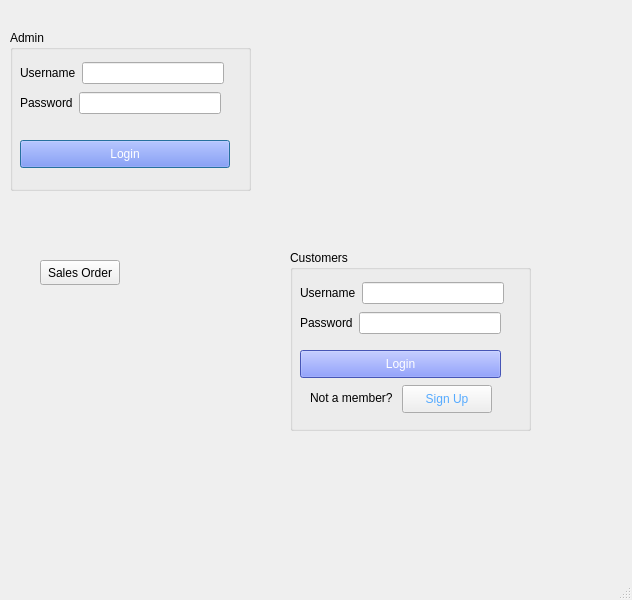
Old version of the form login.ui in the repository Aromakc/Retailhub.
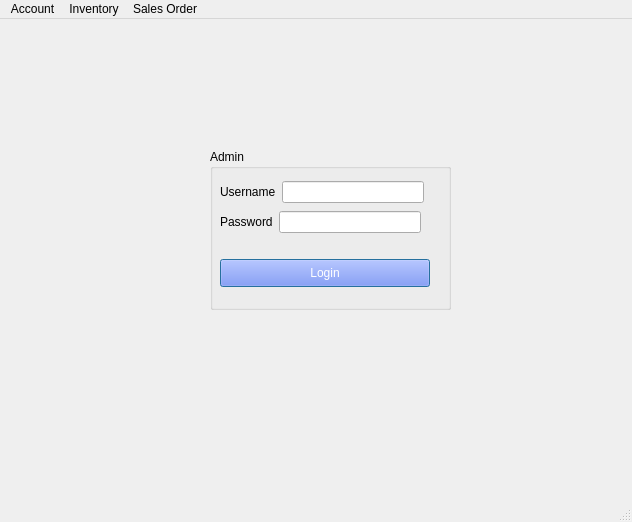
New version of the form.

Commit message: sales record added

What changed in the file:
```diff
--- a/login.ui
+++ b/login.ui
@@ -7,7 +7,7 @@
     <x>0</x>
     <y>0</y>
     <width>632</width>
-    <height>600</height>
+    <height>522</height>
    </rect>
   </property>
   <property name="windowTitle">
@@ -17,8 +17,8 @@
    <widget class="QGroupBox" name="groupBox">
     <property name="geometry">
      <rect>
-      <x>10</x>
-      <y>30</y>
+      <x>210</x>
+      <y>130</y>
       <width>241</width>
       <height>161</height>
      </rect>
@@ -125,8 +125,8 @@
    <widget class="QGroupBox" name="groupBox_2">
     <property name="geometry">
      <rect>
-      <x>290</x>
-      <y>250</y>
+      <x>390</x>
+      <y>520</y>
       <width>241</width>
       <height>181</height>
      </rect>
@@ -248,8 +248,8 @@
    <widget class="QPushButton" name="pushButton_3">
     <property name="geometry">
      <rect>
-      <x>40</x>
-      <y>260</y>
+      <x>50</x>
+      <y>530</y>
       <width>80</width>
       <height>25</height>
      </rect>
@@ -268,6 +268,30 @@
      <height>25</height>
     </rect>
    </property>
+   <widget class="QMenu" name="menuInventory">
+    <property name="title">
+     <string>Inventory</string>
+    </property>
+    <addaction name="actionView_Inventory"/>
+   </widget>
+   <widget class="QMenu" name="menuSales_Order">
+    <property name="title">
+     <string>Sales Order</string>
+    </property>
+   </widget>
+   <widget class="QMenu" name="menuAccount">
+    <property name="title">
+     <string>Account</string>
+    </property>
+    <addaction name="separator"/>
+    <addaction name="separator"/>
+    <addaction name="separator"/>
+    <addaction name="separator"/>
+    <addaction name="actionCustomer_Account"/>
+   </widget>
+   <addaction name="menuAccount"/>
+   <addaction name="menuInventory"/>
+   <addaction name="menuSales_Order"/>
   </widget>
   <widget class="QStatusBar" name="statusbar"/>
  </widget>
```
Left out of the diff: 10 changed lines with no effect on the pictures. The commit also changes 16 other files.
